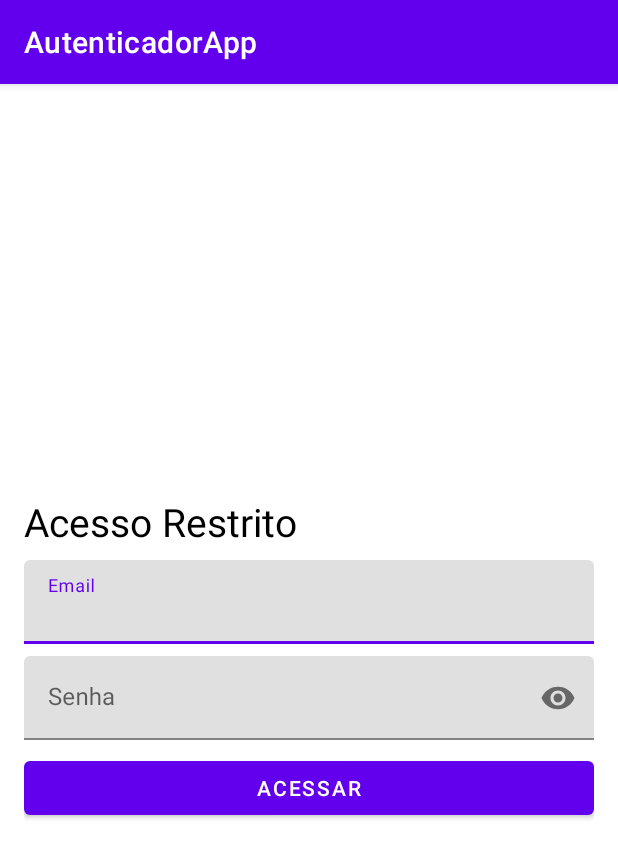
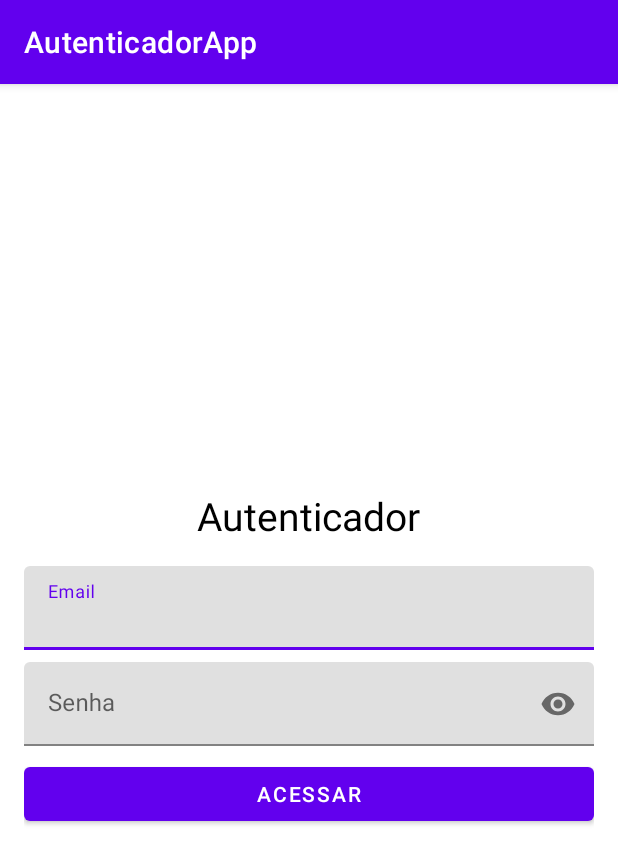
Before and after one commit to mdnbras/autenticador-app-example-yt, an Android app: the screen it shows after launch (LoginActivity), on a phone screen of 412 x 824 dp. Shown: the top 864 px of the screen. Run offline under Robolectric (Android 15) with nearby library versions, the phone set to English and light mode, and no system bars; our stand-ins replace Firebase (no records; nobody signed in at launch, a user with empty details on screens opened directly); libraries missing offline, so code that uses them is left out: com.journeyapps.barcodescanner.

```diff
--- a/app/build.gradle
+++ b/app/build.gradle
@@ -20,7 +20,7 @@ android {
 
     productFlavors {
         dev {
-            buildConfigField "String", "BASE_URL", "\"http://127.0.0.1:8080\""
+            buildConfigField "String", "BASE_URL", "\"http://192.168.0.56:8080\""
         }
 
         prod {
@@ -57,4 +57,6 @@ dependencies {
 
     implementation platform('com.google.firebase:firebase-bom:29.3.1')
     implementation 'com.google.firebase:firebase-analytics'
+    implementation 'com.google.firebase:firebase-auth'
+    implementation 'com.google.firebase:firebase-database'
 }
--- a/app/src/main/java/com/psdit/autenticadorapp/LoginActivity.java
+++ b/app/src/main/java/com/psdit/autenticadorapp/LoginActivity.java
@@ -2,14 +2,30 @@ package com.psdit.autenticadorapp;
 
 import androidx.activity.result.ActivityResultLauncher;
 import androidx.appcompat.app.AppCompatActivity;
+
 import android.os.Bundle;
+import android.view.View;
 import android.widget.Button;
 import android.widget.Toast;
 
+import com.google.android.material.textfield.TextInputEditText;
+import com.google.android.material.textfield.TextInputLayout;
+import com.google.firebase.auth.FirebaseAuth;
 import com.journeyapps.barcodescanner.ScanContract;
 import com.journeyapps.barcodescanner.ScanOptions;
+import com.psdit.autenticadorapp.interfaces.Notificador;
+import com.psdit.autenticadorapp.service.LoginService;
 
-public class LoginActivity extends AppCompatActivity {
+public class LoginActivity extends AppCompatActivity implements Notificador {
+
+    private LoginService loginService;
+    private Button btnAcessar;
+    private Button btnAutenticar;
+    private Button btnSair;
+    private TextInputEditText inputEmail;
+    private TextInputEditText inputSenha;
+    private TextInputLayout layoutEmail;
+    private TextInputLayout layoutSenha;
 
     private final ActivityResultLauncher<ScanOptions> barcodeLauncher = registerForActivityResult(new ScanContract(),
             result -> {
@@ -17,6 +33,7 @@ public class LoginActivity extends AppCompatActivity {
                     Toast.makeText(LoginActivity.this, "Cancelled", Toast.LENGTH_LONG).show();
                 } else {
                     Toast.makeText(LoginActivity.this, "Scanned: " + result.getContents(), Toast.LENGTH_LONG).show();
+                    loginService.getTokenFromApi(result.getContents());
                 }
             });
 
@@ -24,10 +41,30 @@ public class LoginActivity extends AppCompatActivity {
     protected void onCreate(Bundle savedInstanceState) {
         super.onCreate(savedInstanceState);
         setContentView(R.layout.activity_login);
+        btnAcessar = findViewById(R.id.btnAcessar);
+        btnAutenticar = findViewById(R.id.btnAutenticar);
+        btnSair = findViewById(R.id.btnSair);
+        inputEmail = findViewById(R.id.input_email);
+        inputSenha = findViewById(R.id.input_senha);
+        layoutEmail = findViewById(R.id.layout_email);
+        layoutSenha = findViewById(R.id.layout_senha);
+        loginService = new LoginService(this, this);
 
-        Button btnAcessar = findViewById(R.id.btnAcessar);
+
+        setupUI();
 
         btnAcessar.setOnClickListener(v -> {
+            if (formValidate(inputEmail.getText().toString(), inputSenha.getText().toString())) {
+                loginService.login(inputEmail.getText().toString(), inputSenha.getText().toString());
+            }
+        });
+
+        btnSair.setOnClickListener(v -> {
+            FirebaseAuth.getInstance().signOut();
+            setupUI();
+        });
+
+        btnAutenticar.setOnClickListener(v -> {
             ScanOptions options = new ScanOptions();
             options.setDesiredBarcodeFormats(ScanOptions.QR_CODE);
             options.setPrompt("Scan a barcode");
@@ -38,4 +75,34 @@ public class LoginActivity extends AppCompatActivity {
             barcodeLauncher.launch(options);
         });
     }
+
+    private boolean formValidate(String email, String senha) {
+        if (email.isEmpty() || senha.isEmpty()) {
+            Toast.makeText(this, "Email ou Senha incorretos.", Toast.LENGTH_SHORT).show();
+            return false;
         }
+
+        return true;
+    }
+
+    private void setupUI() {
+        if (loginService.isLogado()) {
+            layoutEmail.setVisibility(View.GONE);
+            layoutSenha.setVisibility(View.GONE);
+            btnAcessar.setVisibility(View.GONE);
+            btnAutenticar.setVisibility(View.VISIBLE);
+            btnSair.setVisibility(View.VISIBLE);
+        } else {
+            layoutEmail.setVisibility(View.VISIBLE);
+            layoutSenha.setVisibility(View.VISIBLE);
+            btnAcessar.setVisibility(View.VISIBLE);
+            btnAutenticar.setVisibility(View.GONE);
+            btnSair.setVisibility(View.GONE);
+        }
+    }
+
+    @Override
+    public void login(boolean success) {
+        setupUI();
+    }
+}
--- a/app/src/main/java/com/psdit/autenticadorapp/api/API.java
+++ b/app/src/main/java/com/psdit/autenticadorapp/api/API.java
@@ -1,5 +1,15 @@
 package com.psdit.autenticadorapp.api;
 
+import com.psdit.autenticadorapp.model.AuthRequest;
+import com.psdit.autenticadorapp.model.AuthResponse;
+
+import retrofit2.Call;
+import retrofit2.http.Body;
+import retrofit2.http.Headers;
+import retrofit2.http.POST;
+
 public interface API {
-
+    @Headers("Content-Type: application/json")
+    @POST("/v1/auth")
+    Call<AuthResponse> authRequestToken(@Body AuthRequest authRequest);
 }
--- /dev/null
+++ b/app/src/main/java/com/psdit/autenticadorapp/interfaces/Notificador.java
@@ -0,0 +1,5 @@
+package com.psdit.autenticadorapp.interfaces;
+
+public interface Notificador {
+    void login(boolean success);
+}
--- a/app/src/main/res/layout/activity_login.xml
+++ b/app/src/main/res/layout/activity_login.xml
@@ -10,29 +10,33 @@
     android:gravity="center">
 
     <TextView
-        android:layout_width="match_parent"
+        android:layout_width="wrap_content"
         android:layout_height="wrap_content"
-        android:text="Acesso Restrito"
+        android:text="Autenticador"
         android:textColor="@color/black"
         android:textSize="26dp"
-        android:layout_marginBottom="8dp"/>
+        android:layout_marginBottom="16dp"/>
 
     <com.google.android.material.textfield.TextInputLayout
+        android:id="@+id/layout_email"
         android:layout_width="match_parent"
         android:layout_height="wrap_content"
         android:layout_marginBottom="8dp">
         <com.google.android.material.textfield.TextInputEditText
+            android:id="@+id/input_email"
             android:layout_width="match_parent"
             android:layout_height="wrap_content"
             android:hint="Email"/>
     </com.google.android.material.textfield.TextInputLayout>
 
     <com.google.android.material.textfield.TextInputLayout
+        android:id="@+id/layout_senha"
         android:layout_width="match_parent"
         android:layout_height="wrap_content"
         android:layout_marginBottom="8dp"
         app:passwordToggleEnabled="true">
         <com.google.android.material.textfield.TextInputEditText
+            android:id="@+id/input_senha"
             android:layout_width="match_parent"
             android:layout_height="wrap_content"
             android:inputType="textPassword"
@@ -45,4 +49,18 @@
         android:layout_height="wrap_content"
         android:text="Acessar"/>
 
+    <Button
+        android:id="@+id/btnAutenticar"
+        android:layout_width="match_parent"
+        android:layout_height="wrap_content"
+        android:text="Autenticar"
+        android:visibility="gone"/>
+
+    <Button
+        android:id="@+id/btnSair"
+        android:layout_width="match_parent"
+        android:layout_height="wrap_content"
+        android:text="Sair"
+        style="@style/Widget.MaterialComponents.Button.OutlinedButton"
+        android:visibility="gone"/>
 </LinearLayout>
```
Also changed, not shown: app/src/main/java/com/psdit/autenticadorapp/model/AuthRequest.java (+15 -0 lines), app/src/main/java/com/psdit/autenticadorapp/model/AuthResponse.java (+49 -0 lines), app/src/main/java/com/psdit/autenticadorapp/service/LoginService.java (+80 -0 lines), 1 other file. Lines whose indentation alone changed are shown as unchanged.
